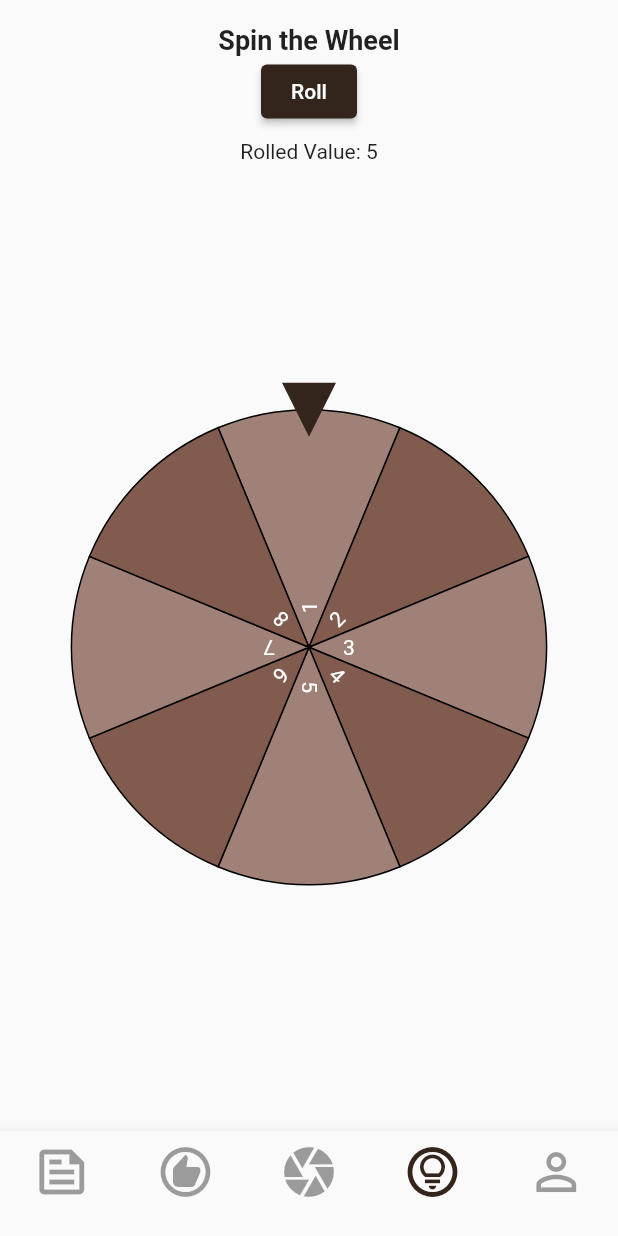
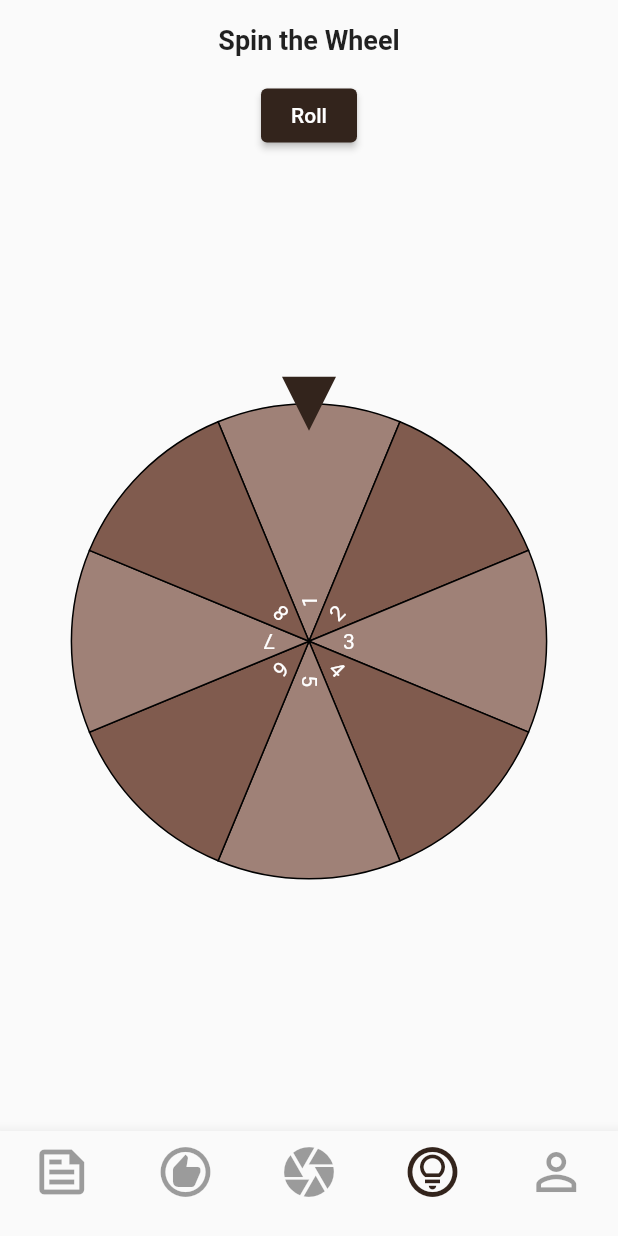
Before and after one commit to TaDish-App/TaDish, a Flutter app: the HomeView screen opened by its route, item 4 of the bottom bar chosen, after a tap on "Roll", on a phone screen of 412 x 824 dp. Run offline on Flutter 3.47's test engine with Material 2 defaults, Android fonts, the phone set to English and light mode, and no system bars; drawn by our look-alikes of flutter_fortune_wheel; our stand-ins replace flutter_hooks, flutter_rating_bar, image_cropper, image_picker.

Commit message:
finalize spin the wheel

```diff
--- a/tadish/lib/components/roll_button.dart
+++ b/tadish/lib/components/roll_button.dart
@@ -19,8 +19,8 @@ class RollButton extends StatelessWidget {
   @override
   Widget build(BuildContext context) {
     return ElevatedButton(
-      child: Text('Roll'),
       onPressed: onPressed,
+      child: const Text('Roll'),
     );
   }
 }
@@ -45,7 +45,6 @@ class RollButtonWithPreview extends StatelessWidget {
       direction: Axis.vertical,
       children: [
         RollButton(onPressed: onPressed),
-        Text('Rolled Value: ${items[selected]}'),
       ],
     );
   }
--- a/tadish/lib/pages/home/bodies/surprise_body_view.dart
+++ b/tadish/lib/pages/home/bodies/surprise_body_view.dart
@@ -4,7 +4,6 @@ import 'package:flutter_hooks/flutter_hooks.dart';
 import '../../../components/roll_button.dart';
 
 import 'dart:async';
-import 'dart:math';
 import '../../../custom_theme.dart';
 
 class SurpriseBodyView extends HookWidget {
@@ -28,10 +27,36 @@ class SurpriseBodyView extends HookWidget {
     final selectedIndex = useStream(selected.stream, initialData: 0).data ?? 0;
     final isAnimating = useState(false);
 
+    // A function to show the results popup
+    void showResultsPopup(String result) {
+      showDialog(
+        context: context,
+        builder: (BuildContext context) {
+          return AlertDialog(
+            title: const Text('Results'),
+            content: Text('The wheel stopped at $result !'),
+            actions: <Widget>[
+              TextButton(
+                child: const Text('OK'),
+                onPressed: () {
+                  Navigator.of(context).pop();
+                },
+              ),
+            ],
+          );
+        },
+      );
+    }
+
     void handleRoll() {
-      selected.add(
-        roll(items.length),
-      );
+      final result = roll(items.length);
+      selected.add(result);
+
+      // Show the results popup when the wheel stops
+      Future.delayed(const Duration(seconds: 3), () {
+        showResultsPopup(items[result]);
+        isAnimating.value = false;
+      });
     }
 
     return Center(
@@ -44,6 +69,7 @@ class SurpriseBodyView extends HookWidget {
               'Spin the Wheel',
               style: TextStyle(fontSize: 18, fontWeight: FontWeight.bold),
             ),
+            const SizedBox(height: 16),
             RollButtonWithPreview(
               selected: selectedIndex,
               items: items,
@@ -56,6 +82,8 @@ class SurpriseBodyView extends HookWidget {
                 onAnimationStart: () => isAnimating.value = true,
                 onAnimationEnd: () => isAnimating.value = false,
                 onFling: handleRoll,
+                animateFirst: false,
+                duration: const Duration(seconds: 3),
                 items: [
                   for (var i = 0; i < items.length; i++)
                     FortuneItem(
```
